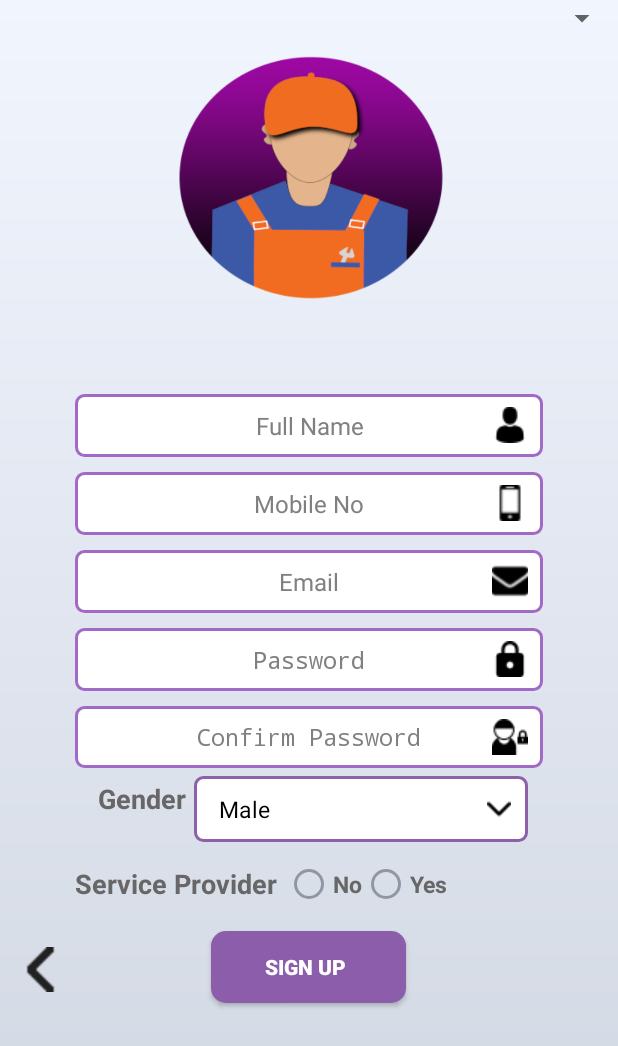
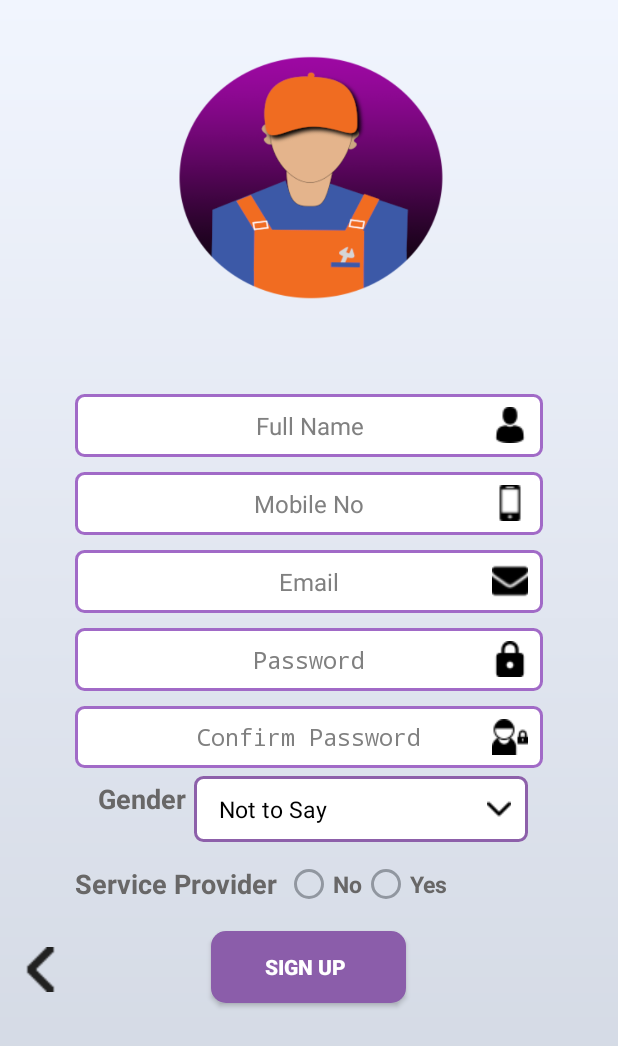
Before and after one commit to umerwaqas92/247services2, an Android app: the MainActivity screen opened directly, with no data from a screen before it, on a phone screen of 412 x 824 dp. Shown: the top 1046 px of the screen. Run offline under Robolectric (Android 15) with nearby library versions, the phone set to English and light mode, and no system bars; our stand-ins replace Firebase (no records; nobody signed in at launch, a user with empty details on screens opened directly).

Commit message:
some updates

```diff
--- a/app/src/main/java/com/dcservicez/a247services/Chat_activity.java
+++ b/app/src/main/java/com/dcservicez/a247services/Chat_activity.java
@@ -232,7 +232,7 @@ public class Chat_activity extends AppCompatActivity {
                     if(status==8){
                         AlertDialog alertDialog=new AlertDialog.Builder(context)
                                 .setMessage("Rate the user")
-                                .setTitle("How was the service")
+                                .setTitle("How was the service ?")
                                 .setCancelable(false)
                                 .setPositiveButton("Yes", new DialogInterface.OnClickListener() {
                                     @Override
--- a/app/src/main/java/com/dcservicez/a247services/MainActivity.java
+++ b/app/src/main/java/com/dcservicez/a247services/MainActivity.java
@@ -92,7 +92,7 @@ public class MainActivity extends Activity {
     }
 
     void fill_genders(){
-        String []genders_data={"Male","Female","Other"};
+        String []genders_data={"Not to Say","Male","Female"};
         ArrayAdapter<String> adapter = new ArrayAdapter<String>(
                 context, R.layout.spinner_item, genders_data);
         spinner_gndr.setAdapter(adapter);
@@ -101,7 +101,7 @@ public class MainActivity extends Activity {
             @Override
             public void onItemSelected(AdapterView<?> parent, View view, int position, long id) {
 //                Toast.makeText(MainActivity.this,chategories.get(position),Toast.LENGTH_SHORT).show();
-                debug.print("selected");
+
             }
 
             @Override
--- a/app/src/main/java/com/dcservicez/a247services/Select_service.java
+++ b/app/src/main/java/com/dcservicez/a247services/Select_service.java
@@ -109,4 +109,9 @@ public class Select_service extends AppCompatActivity {
         }
 
     }
+
+    @Override
+    public void onBackPressed() {
+        super.onBackPressed();
+    }
 }
--- a/app/src/main/java/com/dcservicez/a247services/Sp_Profile.java
+++ b/app/src/main/java/com/dcservicez/a247services/Sp_Profile.java
@@ -182,7 +182,7 @@ public void abt_click(View view){
     }
     public void contact_clicked(View view) {
         String id=getIntent().getExtras().getString("user_id");
-        Intent intent=new Intent(this, Chat_activity.class);
+        Intent intent=new Intent(this,Chat_activity.class);
         intent.putExtra("user_id",id);
         startActivity(intent);
     }
--- a/app/src/main/java/com/dcservicez/a247services/search_service.java
+++ b/app/src/main/java/com/dcservicez/a247services/search_service.java
@@ -144,9 +144,11 @@ public class search_service extends FragmentActivity implements OnMapReadyCallba
 
 
         mMap.setOnMarkerClickListener(new GoogleMap.OnMarkerClickListener() {
+
             @Override
             public boolean onMarkerClick(Marker marker) {
                 Log.i("srarch_activity",marker.getTitle());
+                Log.e("go sp","show");
                 Intent i=new Intent(search_service.this,Sp_Profile.class);
                 i.putExtra("user_id",marker.getTitle());
                 startActivity(i);
--- a/app/src/main/res/drawable/select_service1.xml
+++ b/app/src/main/res/drawable/select_service1.xml
@@ -2,7 +2,7 @@
 <selector xmlns:android="http://schemas.android.com/apk/res/android">
     <item ><layer-list>
         <item><shape>
-             <size android:width="130dp" android:height="30dp"></size>
+             <size android:width="50dp" android:height="25dp"></size>
 
             <corners android:radius="10dp" />
             <padding android:bottom="3dp" android:left="3dp" android:right="10dp" android:top="3dp" />
--- a/app/src/main/res/layout/activity_chat__conversations.xml
+++ b/app/src/main/res/layout/activity_chat__conversations.xml
@@ -47,7 +47,9 @@
         android:id="@+id/conversation_recyclerView"
         android:layout_below="@id/relative_profile_img"
         android:layout_width="match_parent"
-        android:layout_height="wrap_content"></android.support.v7.widget.RecyclerView>
+        android:layout_height="wrap_content">
+
+    </android.support.v7.widget.RecyclerView>
 
 
 </RelativeLayout>
--- a/app/src/main/res/layout/activity_chat_activity.xml
+++ b/app/src/main/res/layout/activity_chat_activity.xml
@@ -62,7 +62,8 @@
         android:layout_toRightOf="@id/sp_image"
         android:text="Aaiz khan "
         android:textColor="#fff"
-        android:textSize="20dp" />
+        android:textAllCaps="false"
+        android:textSize="15dp" />
 
     <RelativeLayout
         android:id="@+id/relative_viewProfile"
@@ -126,7 +127,7 @@
             android:layout_alignParentStart="true"
             android:layout_alignParentEnd="true"
             android:layout_alignParentBottom="true"
-            android:layout_marginStart="15dp"
+            android:layout_marginEnd="10dp"
 
             android:background="@drawable/edittext_chat_typetext"
             android:hint="  Type your Message...."
@@ -138,7 +139,6 @@
         <ImageView
             android:onClick="sent_sms"
             android:scaleType="fitXY"
-            android:layout_weight="0.1"
             android:id="@+id/btn_sent_Message"
             android:layout_width="50dp"
             android:layout_height="50dp"
--- a/app/src/main/res/layout/activity_main.xml
+++ b/app/src/main/res/layout/activity_main.xml
@@ -258,21 +258,6 @@
 
 
 
-    <Button
-        android:id="@+id/register_btn"
-        android:layout_width="match_parent"
-        android:visibility="gone"
-        android:layout_height="wrap_content"
-        android:onClick="register_click"
-        android:text="Register"
-        android:layout_alignParentBottom="true"/>
-    <Spinner
-
-        android:id="@+id/planets_spinner"
-        android:layout_width="fill_parent"
-        android:layout_height="wrap_content"
-
-        />
 
 
 </RelativeLayout>
--- a/app/src/main/res/layout/activity_select_service.xml
+++ b/app/src/main/res/layout/activity_select_service.xml
@@ -38,14 +38,14 @@
 
     </LinearLayout>
     <TextView
-        android:layout_margin="20dp"
+        android:layout_margin="10dp"
         android:layout_width="match_parent"
         android:layout_height="wrap_content"
         android:layout_marginTop="10dp"
         android:gravity="center"
         android:text="Select the Required Services"
         android:textColor="#f1a940"
-        android:textSize="20dp" />
+        android:textSize="18dp" />
 
 
     <android.support.v7.widget.RecyclerView
@@ -54,7 +54,6 @@
         android:paddingTop="0dp"
         android:paddingBottom="10dp"
         android:background="#fff"
-
         android:id="@+id/service_select_recyclerView"
         android:layout_width="match_parent"
         android:layout_height="match_parent">
--- a/build.gradle
+++ b/build.gradle
@@ -7,7 +7,7 @@ buildscript {
 
     }
     dependencies {
-        classpath 'com.android.tools.build:gradle:3.4.0'
+        classpath 'com.android.tools.build:gradle:3.4.1'
         classpath 'com.google.gms:google-services:4.2.0'
 
         // NOTE: Do not place your application dependencies here; they belong
```
Also changed, not shown: app/src/main/java/com/dcservicez/a247services/SignIn.java (+14 -11 lines), app/src/main/res/layout/service_item.xml (+4 -3 lines), app/src/main/res/drawable/profile1.png (added), app/src/main/res/drawable/view_profile.png.
